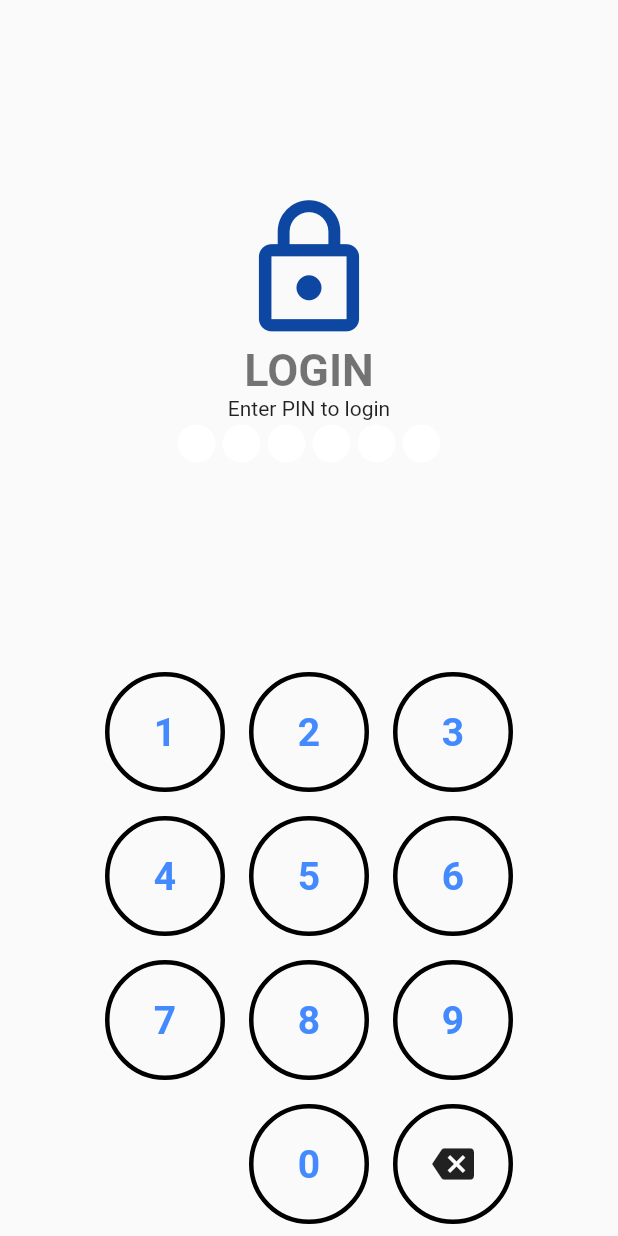
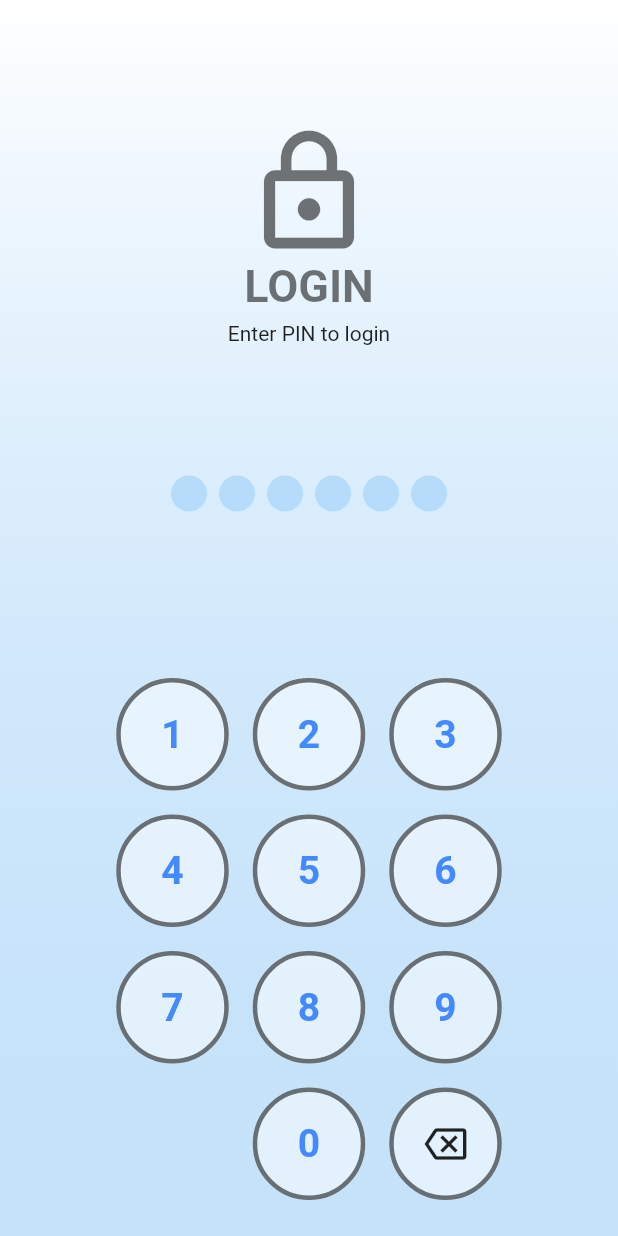
Before and after one commit to papipa0/HW_12, a Flutter app: the screen it shows after launch, on a phone screen of 412 x 824 dp. Run offline on Flutter 3.47's test engine with Material 2 defaults, Android fonts, the light colour scheme and no system bars; our stand-ins replace google_fonts.

Commit message:
Add files via upload

```diff
--- a/lib/pages/login/login_page.dart
+++ b/lib/pages/login/login_page.dart
@@ -1,11 +1,9 @@
 import 'package:flutter/material.dart';
-import 'package:work_9/pages/homepage.dart';
-
-
-
-
+import 'package:work_9/pages/home/home_page.dart';
 
 class LoginPage extends StatefulWidget {
+  static const routeName = '/login';
+
   const LoginPage({Key? key}) : super(key: key);
 
   @override
@@ -13,9 +11,150 @@ class LoginPage extends StatefulWidget {
 }
 
 class _LoginPageState extends State<LoginPage> {
+  static const pin = '123456';
   var input = '';
-  int inputSize = 6;
-  int inputCount = 0;
+
+  @override
+  Widget build(BuildContext context) {
+    return Scaffold(
+      body: Container(
+        decoration: BoxDecoration(
+          gradient: LinearGradient(
+            begin: Alignment.topCenter,
+            end: Alignment.bottomCenter,
+            /*stops: [
+              0.0,
+              0.95,
+              1.0,
+            ],*/
+            colors: [
+              Colors.white,
+              //Color(0xFFD8D8D8),
+              //Color(0xFFAAAAAA),
+              Theme.of(context).colorScheme.background.withOpacity(0.5),
+              //Theme.of(context).colorScheme.background.withOpacity(0.6),
+              //Colors.white,
+            ],
+          ),
+        ),
+        child: SafeArea(
+          child: Column(
+            children: [
+              Expanded(
+                child: Column(
+                  mainAxisAlignment: MainAxisAlignment.spaceEvenly,
+                  children: [
+                    Column(
+                      mainAxisAlignment: MainAxisAlignment.center,
+                      children: [
+                        Icon(
+                          Icons.lock_outline,
+                          size: 90.0,
+                          color: Theme.of(context).textTheme.headline1?.color,
+                        ),
+                        Text(
+                          'LOGIN',
+                          style: Theme.of(context).textTheme.headline1,
+                        ),
+                        SizedBox(height: 6.0),
+                        Text(
+                          'Enter PIN to login',
+                          style: Theme.of(context).textTheme.bodyText2,
+                        )
+                      ],
+                    ),
+                    Row(
+                      mainAxisAlignment: MainAxisAlignment.center,
+                      children: [
+                        for (var i = 0; i < input.length; i++)
+                          Container(
+                            margin: EdgeInsets.all(4.0),
+                            width: 24.0,
+                            height: 24.0,
+                            decoration: BoxDecoration(
+                                color: Theme.of(context).colorScheme.primary,
+                                shape: BoxShape.circle),
+                          ),
+                        for (var i = input.length; i < 6; i++)
+                          Container(
+                            margin: EdgeInsets.all(4.0),
+                            width: 24.0,
+                            height: 24.0,
+                            decoration: BoxDecoration(
+                              color: Theme.of(context)
+                                  .colorScheme
+                                  .primary
+                                  .withOpacity(0.2),
+                              shape: BoxShape.circle,
+                            ),
+                          ),
+                      ],
+                    )
+                  ],
+                ),
+              ),
+              _buildNumPad(),
+            ],
+          ),
+        ),
+      ),
+    );
+  }
+
+  Widget _buildNumPad() {
+    return Container(
+      padding: EdgeInsets.all(16.0),
+      child: Column(
+        children: [
+          [1, 2, 3],
+          [4, 5, 6],
+          [7, 8, 9],
+          [-2, 0, -1],
+        ].map((row) {
+          return Row(
+            mainAxisAlignment: MainAxisAlignment.center,
+            children: row.map((item) {
+              return Padding(
+                padding: const EdgeInsets.all(8.0),
+                child: LoginButton(
+                  number: item,
+                  onClick: () {
+                    _handleClickButton(item);
+                  },
+                ),
+              );
+            }).toList(),
+          );
+        }).toList(),
+      ),
+    );
+  }
+
+  void _handleClickButton(int num) {
+    print('You pressed $num');
+
+    setState(() {
+      if (num == -1) {
+        if (input.length > 0) input = input.substring(0, input.length - 1);
+      } else {
+        input = '$input$num';
+      }
+
+      if (input.length == pin.length) {
+        if (input == pin) {
+          /*Navigator.pushReplacement(
+            context,
+            MaterialPageRoute(builder: (context) => const HomePage()),
+          );*/
+          Navigator.pushReplacementNamed(context, HomePage.routeName);
+        } else {
+          _showMaterialDialog('ERROR', 'Invalid PIN. Please try again.');
+        }
+
+        input = '';
+      }
+    });
+  }
 
   void _showMaterialDialog(String title, String msg) {
     showDialog(
@@ -23,14 +162,14 @@ class _LoginPageState extends State<LoginPage> {
       builder: (BuildContext context) {
         return AlertDialog(
           title: Text(title),
-          content: Text(msg),
+          content: Text(msg, style: Theme.of(context).textTheme.bodyText2),
           actions: [
+            // ปุ่ม OK ใน dialog
             TextButton(
               child: const Text('OK'),
               onPressed: () {
+                // ปิด dialog
                 Navigator.of(context).pop();
-                setState(() {
-                });
               },
             ),
           ],
@@ -38,114 +177,15 @@ class _LoginPageState extends State<LoginPage> {
       },
     );
   }
-
-  @override
-  Widget build(BuildContext context) {
-    return Scaffold(
-      body: Container(
-        child: SafeArea(
-          child: Column(
-            children: [
-              Expanded(
-                child: Center(
-                  child: Column(
-                    mainAxisSize: MainAxisSize.min,
-                    children: [
-                      Icon(
-                        Icons.lock_outline,
-                        size: 100.0,
-                        color: Colors.blue.shade900,
-                      ),
-                      Text(
-                        'LOGIN',
-                        style: Theme.of(context).textTheme.headline1,
-
-                      ),
-                      Text(
-                        'Enter PIN to login',
-                      ),
-                      Row(
-                        mainAxisAlignment: MainAxisAlignment.center,
-                        children: [
-                          for(var i=0;i<inputCount;i++)
-                            Icon(Icons.circle,color: Color(0xFF66B0D4),size: 30,),
-                          for(var i=0;i<inputSize-inputCount;i++)
-                            Icon(Icons.circle,color: Colors.white,size: 30)
-                        ],
-                      ),
-                    ],
-                  ),
-                ),
-              ),
-              Container(
-                // color: Colors.pink.shade300,
-                child: Column(
-                  children: [
-                    [1,2,3],
-                    [4,5,6],
-                    [7,8,9],
-                    [-2,0,-1],
-                  ].map((row){
-                    return Row(
-                      mainAxisAlignment: MainAxisAlignment.center,
-                      children: row.map((item){
-                        return Padding(
-                          padding : const EdgeInsets.all(8.0),
-                          child: LoginButton(
-                            number: item,
-                            onClink: _handleClickButton,
-                          ),
-                        );
-                      }).toList(),
-                    );
-                  }).toList(),
-                ),
-              ),
-            ],
-          ),
-        ),
-      ),
-    );
-  }
-
-  void _handleClickButton(int num){
-    print('$num');
-    setState(() {
-      if(num>-1){
-        if(inputCount<inputSize){
-          inputCount++;
-          input = input + num.toString();
-        }
-      }else if(num==-1){
-        if(inputCount>0){
-          inputCount--;
-          input = input.substring(0, input.length - 1);
-        }
-      }
-      print('$inputCount / $inputSize : $input');
-      if(inputCount==inputSize){
-        if(input=='123456'){
-          Navigator.pushReplacement(
-            context,
-            MaterialPageRoute(builder: (context) => HomePage()),
-          );
-        }else{
-          _showMaterialDialog('ERROR', 'Invalid PIN Please try again.');
-        }
-        inputCount=0;
-        input='';
-      }
-    });
-  }
 }
 
 class LoginButton extends StatelessWidget {
   final int number;
-  final Function(int) onClink;
+  final Function() onClick;
 
   const LoginButton({
     required this.number,
-    required this.onClink,
+    required this.onClick,
     Key? key,
   }) : super(key: key);
 
@@ -153,25 +193,31 @@ class LoginButton extends StatelessWidget {
   Widget build(BuildContext context) {
     return InkWell(
       customBorder: CircleBorder(),
-
-      onTap:number == -2 ? null : (){
-        onClink(number);
-      },
+      onTap: number == -2 ? null : onClick,
       child: Container(
-        width: 80.0,
-        height: 80.0,
-        decoration :  number == -2 ? null : BoxDecoration(
+        width: 75.0,
+        height: 75.0,
+        decoration: number == -2
+            ? null
+            : BoxDecoration(
           shape: BoxShape.circle,
-          // color: Colors.blue.shade100,
-          border:  Border.all(width: 3.0),
+          color: Colors.white.withOpacity(0.5),
+          border: Border.all(
+            width: 3.0,
+            color: Theme.of(context).textTheme.headline1!.color!,
+          ),
         ),
         child: Center(
-          child: number >= 0 ? Text(
-            '$number',
+          child: number >= 0
+              ? Text(
+            '$number', // number.toString()
             style: Theme.of(context).textTheme.headline6,
           )
-              : (number== -1
-              ? Icon(Icons.backspace,size: 28.0,)
+              : (number == -1
+              ? Icon(
+            Icons.backspace_outlined,
+            size: 28.0,
+          )
               : SizedBox.shrink()),
         ),
       ),
```
Also changed, not shown: lib/pages/food/detail.dart (added, +41 -0 lines), lib/pages/food/food_main_page.dart (added, +45 -0 lines), lib/pages/food/food_page.dart (added, +97 -0 lines), lib/pages/home/home_page.dart (added, +113 -0 lines), lib/pages/profile/profile_page.dart (added, +39 -0 lines).
